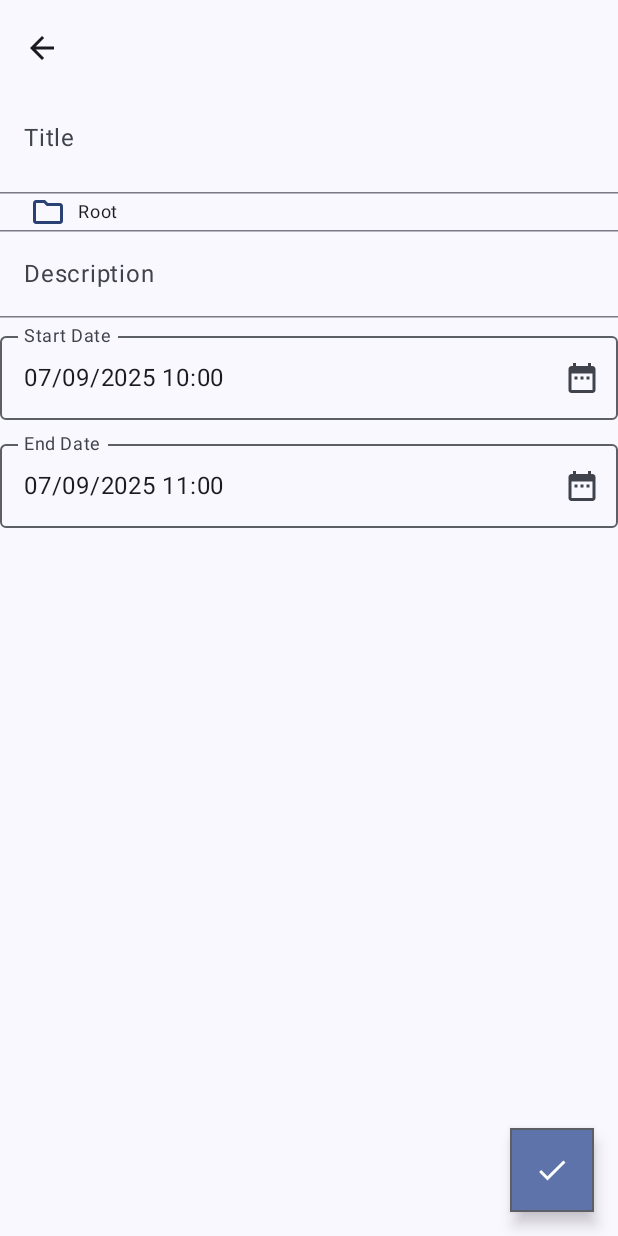
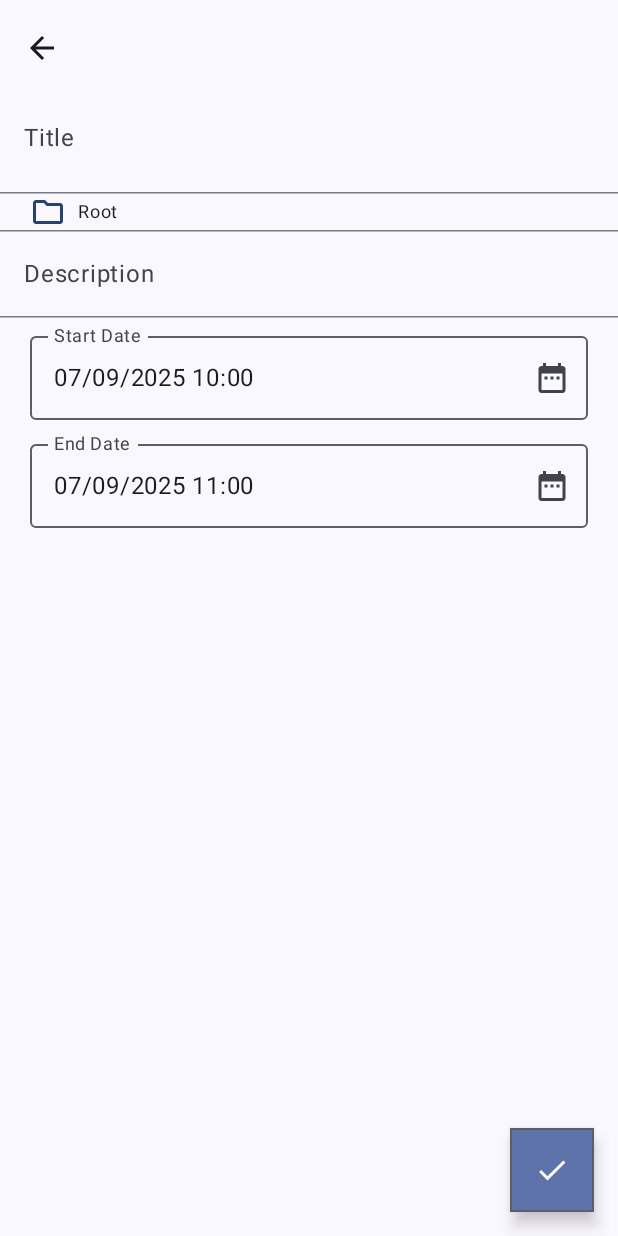
Before and after one commit to sinan-q/My_Tasks_App, an Android app built with Jetpack Compose: the composable AddEditEventScreen shown on its own in the app's theme, on a phone screen of 412 x 824 dp. Run offline under Robolectric (Android 15) with nearby library versions, the phone set to English and light mode, and no system bars; our stand-ins replace Dagger/Hilt's generated code, Room's generated code.

Commit message:
UI changes

```diff
--- a/app/src/main/java/com/sinxn/mytasks/ui/screens/eventScreen/AddEditEventScreen.kt
+++ b/app/src/main/java/com/sinxn/mytasks/ui/screens/eventScreen/AddEditEventScreen.kt
@@ -207,7 +207,7 @@ fun AddEditEventScreen(
                     }
 
                 },
-                modifier = Modifier.fillMaxWidth().padding(vertical = 4.dp)
+                modifier = Modifier.fillMaxWidth().padding(vertical = 4.dp, horizontal = 20.dp)
             )
             OutlinedTextField(
                 value = eventInputState.end?.formatDate() ?: "No End Date",
@@ -225,7 +225,7 @@ fun AddEditEventScreen(
                         )
                     }
                 },
-                modifier = Modifier.fillMaxWidth().padding(vertical = 4.dp)
+                modifier = Modifier.fillMaxWidth().padding(vertical = 4.dp, horizontal = 20.dp)
             )
 
             if (showDatePicker) {
--- a/app/src/main/java/com/sinxn/mytasks/ui/screens/taskScreen/AddEditTaskScreen.kt
+++ b/app/src/main/java/com/sinxn/mytasks/ui/screens/taskScreen/AddEditTaskScreen.kt
@@ -210,7 +210,7 @@ fun AddEditTaskScreen(
                         )
                     }
                 },
-                modifier = Modifier.fillMaxWidth().padding(vertical = 4.dp)
+                modifier = Modifier.fillMaxWidth().padding(vertical = 4.dp, horizontal = 20.dp)
             )
             taskInputState.due?.let { dueDate ->
                 Column(modifier = Modifier.padding(horizontal = 20.dp, vertical = 4.dp)) {
```
